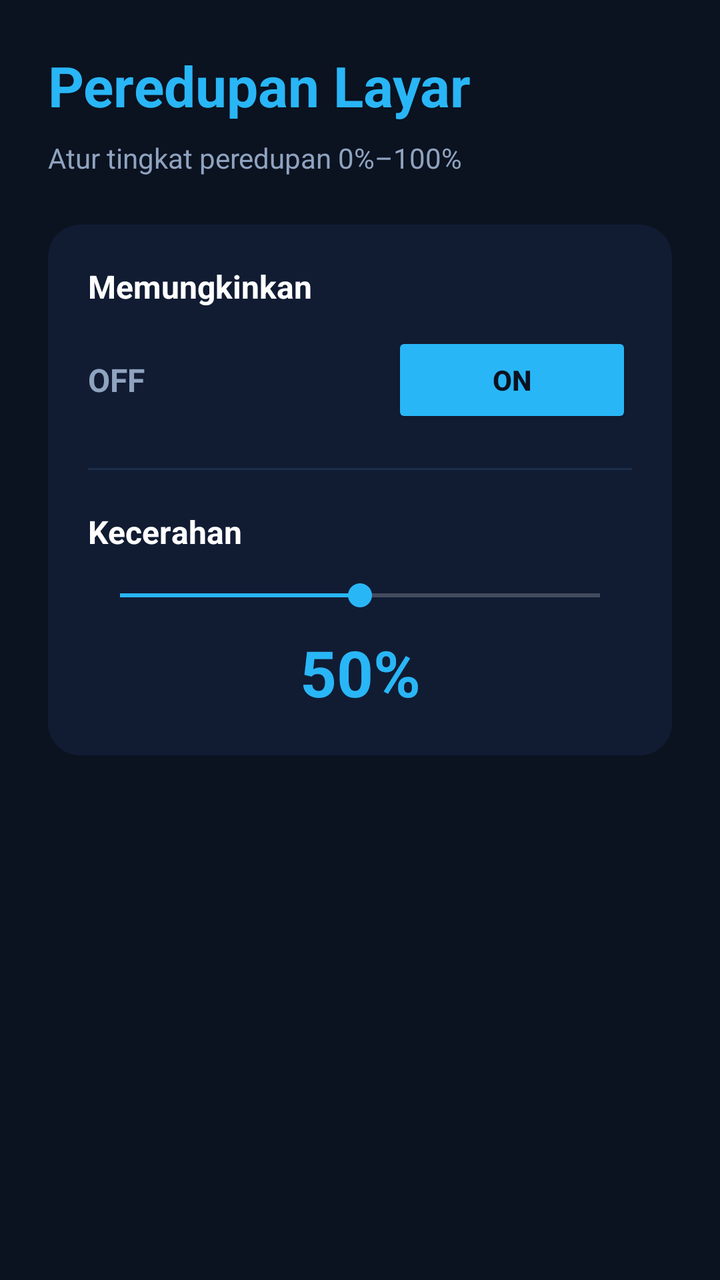
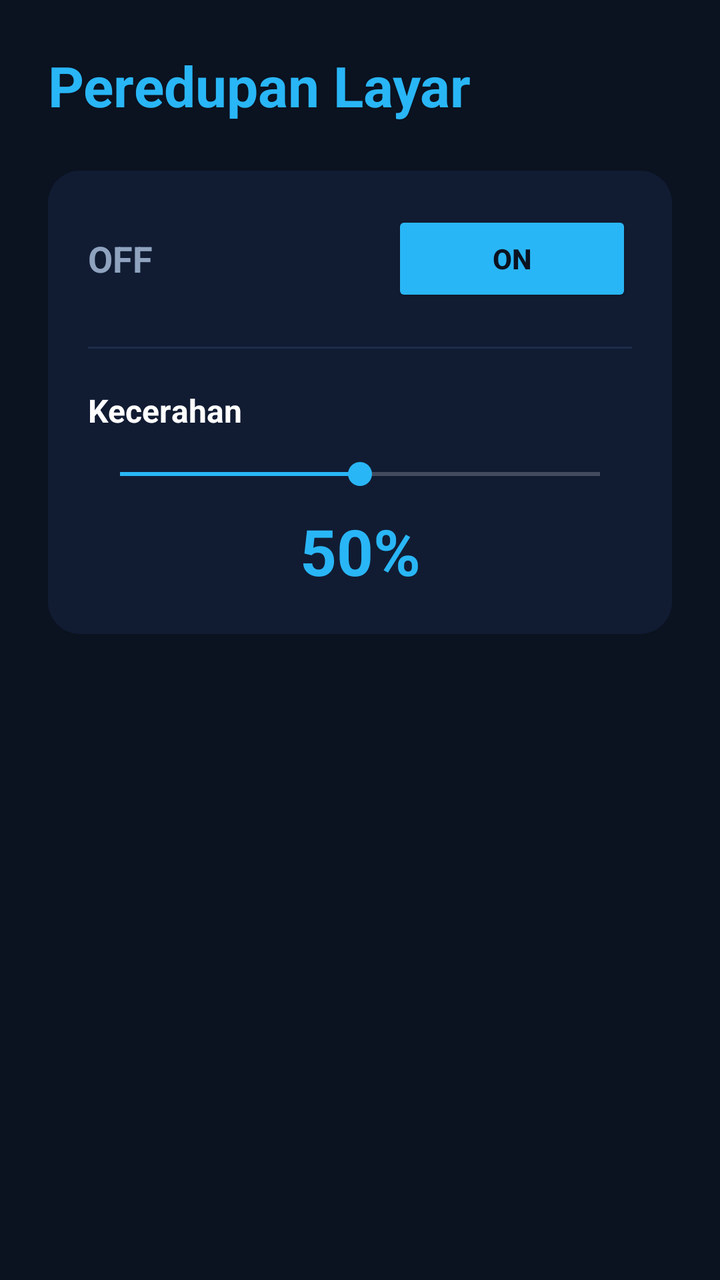

Before-and-after screenshots of an Android layout around one commit, followed by the original layout XML and the change that was made.
<!-- AndroidManifest.xml: application theme Theme.Toolsku -->
<!-- res/layout/activity_dimmer.xml -->
<?xml version="1.0" encoding="utf-8"?>
<ScrollView xmlns:android="http://schemas.android.com/apk/res/android"
    android:layout_width="match_parent"
    android:layout_height="match_parent"
    android:background="@color/bg_dark"
    android:fillViewport="true">

    <LinearLayout
        android:layout_width="match_parent"
        android:layout_height="wrap_content"
        android:orientation="vertical"
        android:padding="24dp"
        android:paddingTop="48dp"
        android:paddingBottom="32dp">

        
        <TextView
            android:layout_width="wrap_content"
            android:layout_height="wrap_content"
            android:text="@string/dimmer_title"
            android:textColor="@color/accent"
            android:textSize="28sp"
            android:textStyle="bold" />

        <TextView
            android:layout_width="wrap_content"
            android:layout_height="wrap_content"
            android:layout_marginTop="8dp"
            android:text="@string/dimmer_hint"
            android:textColor="@color/text_secondary"
            android:textSize="14sp" />

        
        <LinearLayout
            android:layout_width="match_parent"
            android:layout_height="wrap_content"
            android:layout_marginTop="24dp"
            android:background="@drawable/bg_menu_card"
            android:orientation="vertical"
            android:padding="20dp">

            
            <TextView
                android:layout_width="wrap_content"
                android:layout_height="wrap_content"
                android:text="@string/dimmer_allow"
                android:textColor="@color/text_primary"
                android:textSize="16sp"
                android:textStyle="bold" />

            <LinearLayout
                android:layout_width="match_parent"
                android:layout_height="wrap_content"
                android:layout_marginTop="12dp"
                android:gravity="center_vertical"
                android:orientation="horizontal">

                <TextView
                    android:id="@+id/tvStatus"
                    android:layout_width="0dp"
                    android:layout_height="wrap_content"
                    android:layout_weight="1"
                    android:text="@string/dimmer_off"
                    android:textColor="@color/text_secondary"
                    android:textSize="16sp"
                    android:textStyle="bold" />

                <Button
                    android:id="@+id/btnToggle"
                    android:layout_width="wrap_content"
                    android:layout_height="wrap_content"
                    android:backgroundTint="@color/accent"
                    android:minWidth="120dp"
                    android:text="@string/dimmer_on"
                    android:textColor="@color/bg_dark"
                    android:textStyle="bold" />
            </LinearLayout>

            
            <View
                android:layout_width="match_parent"
                android:layout_height="1dp"
                android:layout_marginTop="20dp"
                android:background="@color/divider" />

            
            <TextView
                android:layout_width="wrap_content"
                android:layout_height="wrap_content"
                android:layout_marginTop="20dp"
                android:text="@string/dimmer_brightness"
                android:textColor="@color/text_primary"
                android:textSize="16sp"
                android:textStyle="bold" />

            
            <SeekBar
                android:id="@+id/seekBar"
                android:layout_width="match_parent"
                android:layout_height="wrap_content"
                android:layout_marginTop="12dp"
                android:max="100"
                android:progress="50"
                android:progressTint="@color/accent"
                android:thumbTint="@color/accent" />

            
            <TextView
                android:id="@+id/tvLevel"
                android:layout_width="match_parent"
                android:layout_height="wrap_content"
                android:layout_marginTop="8dp"
                android:gravity="center"
                android:text="50%"
                android:textColor="@color/accent"
                android:textSize="32sp"
                android:textStyle="bold" />
        </LinearLayout>

    </LinearLayout>
</ScrollView>
<!-- resources referenced by this layout -->
<resources>
  <color name="accent">#29B6F6</color>
  <color name="bg_dark">#0B1220</color>
  <color name="divider">#1E2D4A</color>
  <color name="text_primary">#FFFFFF</color>
  <color name="text_secondary">#8FA3BF</color>
  <!-- drawable bg_menu_card (drawable) -->
  <?xml version="1.0" encoding="utf-8"?>
  <shape xmlns:android="http://schemas.android.com/apk/res/android"
      android:shape="rectangle">
      <solid android:color="@color/bg_surface" />
      <corners android:radius="@dimen/card_radius" />
  </shape>
  <string name="dimmer_allow">Memungkinkan</string>
  <string name="dimmer_brightness">Kecerahan</string>
  <string name="dimmer_hint">Atur tingkat peredupan 0%–100%</string>
  <string name="dimmer_off">OFF</string>
  <string name="dimmer_on">ON</string>
  <string name="dimmer_title">Peredupan Layar</string>
  <style name="Theme.Toolsku" parent="Theme.MaterialComponents.NoActionBar">
          <item name="colorPrimary">@color/accent</item>
          <item name="colorPrimaryVariant">@color/accent_dark</item>
          <item name="colorOnPrimary">@color/bg_dark</item>
          <item name="colorSecondary">@color/accent_light</item>
          <item name="colorSecondaryVariant">@color/accent</item>
          <item name="colorOnSecondary">@color/bg_dark</item>
          <item name="android:colorBackground">@color/bg_dark</item>
          <item name="colorSurface">@color/bg_surface</item>
          <item name="colorOnSurface">@color/text_primary</item>
          <item name="android:statusBarColor">@color/bg_dark</item>
          <item name="android:navigationBarColor">@color/bg_dark</item>
          <item name="android:windowLightStatusBar">false</item>
          <item name="android:windowBackground">@color/bg_dark</item>
      </style>
  <color name="bg_surface">#111C33</color>
  <dimen name="card_radius">16dp</dimen>
  <color name="accent_dark">#0288D1</color>
  <color name="accent_light">#4FC3F7</color>
</resources>

<!-- the commit's change to res/layout/activity_dimmer.xml (unified diff, before → after) -->
@@ -22,14 +22,6 @@
             android:textSize="28sp"
             android:textStyle="bold" />
 
-        <TextView
-            android:layout_width="wrap_content"
-            android:layout_height="wrap_content"
-            android:layout_marginTop="8dp"
-            android:text="@string/dimmer_hint"
-            android:textColor="@color/text_secondary"
-            android:textSize="14sp" />
-
         
         <LinearLayout
             android:layout_width="match_parent"
@@ -40,18 +32,9 @@
             android:padding="20dp">
 
             
-            <TextView
-                android:layout_width="wrap_content"
-                android:layout_height="wrap_content"
-                android:text="@string/dimmer_allow"
-                android:textColor="@color/text_primary"
-                android:textSize="16sp"
-                android:textStyle="bold" />
-
             <LinearLayout
                 android:layout_width="match_parent"
                 android:layout_height="wrap_content"
-                android:layout_marginTop="12dp"
                 android:gravity="center_vertical"
                 android:orientation="horizontal">
 
@@ -62,7 +45,7 @@
                     android:layout_weight="1"
                     android:text="@string/dimmer_off"
                     android:textColor="@color/text_secondary"
-                    android:textSize="16sp"
+                    android:textSize="18sp"
                     android:textStyle="bold" />
 
                 <Button
<!-- resource entries referenced after the edit -->
@@ -12,9 +12,7 @@
       <solid android:color="@color/bg_surface" />
       <corners android:radius="@dimen/card_radius" />
   </shape>
-  <string name="dimmer_allow">Memungkinkan</string>
   <string name="dimmer_brightness">Kecerahan</string>
-  <string name="dimmer_hint">Atur tingkat peredupan 0%–100%</string>
   <string name="dimmer_off">OFF</string>
   <string name="dimmer_on">ON</string>
   <string name="dimmer_title">Peredupan Layar</string>
